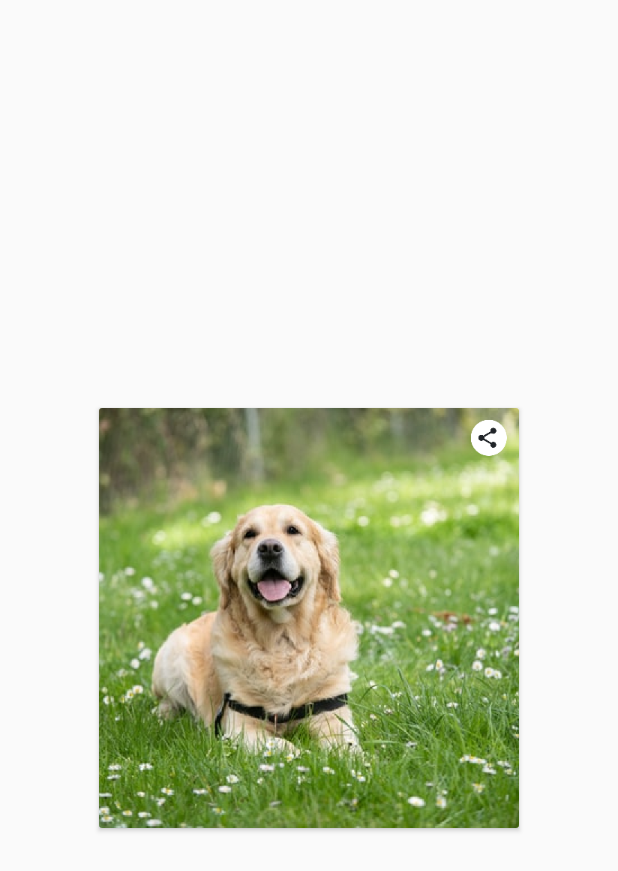
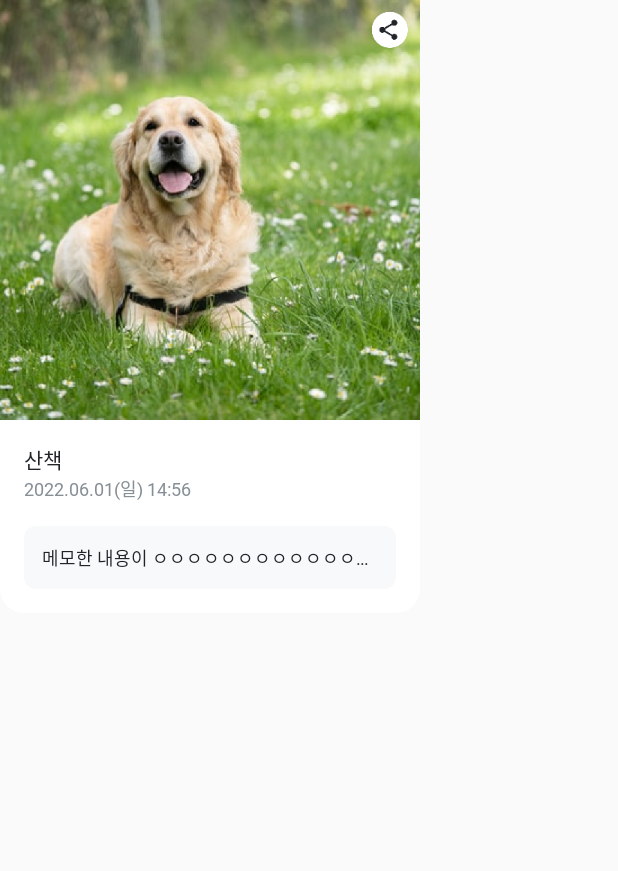
Before and after one commit to c004245/pet-journal, an Android app: the layout item_daily_grow.xml on its own in the app's theme, with its tools: preview values and no code run, on a phone screen of 412 x 824 dp. Shown: the top 871 px of the screen. Run offline under Robolectric (Android 15) with nearby library versions, the light colour scheme and no system bars.

Commit message:
chore: item daily dummy

```diff
--- a/app/src/main/java/com/example/pet_growth_journal/ui/dailygrow/DailyGrowAdapter.kt
+++ b/app/src/main/java/com/example/pet_growth_journal/ui/dailygrow/DailyGrowAdapter.kt
@@ -25,6 +25,7 @@ class DailyGrowAdapter: ListAdapter<DailyGrowModel, DailyGrowAdapter.DailyGrowVi
         holder.bind(getItem(position))
     }
 
+
 }
 
 private class DailyGrowDiffCallback: DiffUtil.ItemCallback<DailyGrowModel>() {
--- a/app/src/main/java/com/example/pet_growth_journal/ui/dailygrow/DailyGrowFragment.kt
+++ b/app/src/main/java/com/example/pet_growth_journal/ui/dailygrow/DailyGrowFragment.kt
@@ -49,6 +49,8 @@ class DailyGrowFragment : Fragment() {
             }
             adapter = dailyGrowAdapter
         }
+
+
     }
 
     override fun onDestroyView() {
--- /dev/null
+++ b/app/src/main/res/drawable/background_radius8_grayf8.xml
@@ -0,0 +1,7 @@
+<?xml version="1.0" encoding="utf-8"?>
+<shape xmlns:android="http://schemas.android.com/apk/res/android"
+    android:shape="rectangle">
+    <solid android:color="@color/whiteF8" />
+    <corners
+        android:radius="8dp" />
+</shape>
--- a/app/src/main/res/layout/item_daily_grow.xml
+++ b/app/src/main/res/layout/item_daily_grow.xml
@@ -1,39 +1,88 @@
 <?xml version="1.0" encoding="utf-8"?>
-<layout
-    xmlns:android="http://schemas.android.com/apk/res/android"
+<layout xmlns:android="http://schemas.android.com/apk/res/android"
     xmlns:app="http://schemas.android.com/apk/res-auto"
     xmlns:tools="http://schemas.android.com/tools">
 
     <data>
+
         <import type="android.view.View" />
+
         <import type="androidx.lifecycle.LiveData" />
 
         <variable
             name="model"
             type="com.example.pet_growth_journal.ui.dailygrow.DailyGrowModel" />
     </data>
-<androidx.constraintlayout.widget.ConstraintLayout
-    android:layout_width="match_parent"
-    android:layout_height="match_parent">
 
-    <androidx.cardview.widget.CardView
+    <androidx.constraintlayout.widget.ConstraintLayout
         android:layout_width="wrap_content"
         android:layout_height="wrap_content"
-        app:layout_constraintStart_toStartOf="parent"
-        app:layout_constraintEnd_toEndOf="parent"
-        app:layout_constraintTop_toTopOf="parent"
-        app:layout_constraintBottom_toBottomOf="parent"
         android:background="@drawable/background_item_daily_grow_12">
+
 
         <ImageView
             android:id="@+id/iv_thumbnail"
             android:layout_width="wrap_content"
             android:layout_height="wrap_content"
-            app:glideUrl="@{model.thumbnail}"
+            android:background="@drawable/ic_dummy_daily_background"
+            app:layout_constraintEnd_toEndOf="parent"
+            app:layout_constraintStart_toStartOf="parent"
+            app:layout_constraintTop_toTopOf="parent"
             tools:background="@drawable/item_daily_grow_dummy" />
 
+        <TextView
+            android:id="@+id/tv_daily_title"
+            style="@style/Text.NotoSans.Bold"
+            android:layout_width="wrap_content"
+            android:layout_height="wrap_content"
+            android:layout_marginStart="16dp"
+            android:layout_marginTop="16dp"
+            android:text="산책"
+            android:textColor="@color/black21"
+            android:textSize="14sp"
+            app:layout_constraintStart_toStartOf="parent"
+            app:layout_constraintTop_toBottomOf="@+id/iv_thumbnail" />
 
-    </androidx.cardview.widget.CardView>
 
-</androidx.constraintlayout.widget.ConstraintLayout>
+        <TextView
+            android:id="@+id/tv_daily_date"
+            style="@style/Text.NotoSans.Medium"
+            android:layout_width="wrap_content"
+            android:layout_height="wrap_content"
+            android:text="2022.06.01(일) 14:56"
+            android:textColor="@color/gray86"
+            android:textSize="12sp"
+            app:layout_constraintStart_toStartOf="@+id/tv_daily_title"
+            app:layout_constraintTop_toBottomOf="@+id/tv_daily_title" />
+
+        <androidx.constraintlayout.widget.ConstraintLayout
+            android:id="@+id/cl_daily_memo"
+            android:layout_width="0dp"
+            android:layout_height="wrap_content"
+            android:layout_margin="16dp"
+            android:background="@drawable/background_radius8_grayf8"
+            app:layout_constraintBottom_toBottomOf="parent"
+            app:layout_constraintEnd_toEndOf="parent"
+            app:layout_constraintStart_toStartOf="parent"
+            app:layout_constraintTop_toBottomOf="@+id/tv_daily_date">
+
+            <TextView
+                android:id="@+id/tv_daily_memo"
+                style="@style/Text.NotoSans.Regular"
+                android:layout_width="wrap_content"
+                android:layout_height="wrap_content"
+                android:ellipsize="end"
+                android:maxLines="1"
+                android:padding="12dp"
+                android:text="메모한 내용이 ㅇㅇㅇㅇㅇㅇㅇㅇㅇㅇㅇㅇㅇㅇㅇㅇㅇㅇㅇㅇㅇ"
+                android:textColor="@color/black21"
+                android:textSize="12sp"
+                app:layout_constraintBottom_toBottomOf="parent"
+                app:layout_constraintEnd_toEndOf="parent"
+                app:layout_constraintStart_toStartOf="parent"
+                app:layout_constraintTop_toTopOf="parent" />
+        </androidx.constraintlayout.widget.ConstraintLayout>
+
+
+    </androidx.constraintlayout.widget.ConstraintLayout>
 </layout>
```
Also changed, not shown: app/src/main/java/com/example/pet_growth_journal/MainActivity.kt (+24 -1 lines), app/src/main/java/com/example/pet_growth_journal/MainViewModel.kt (added, +20 -0 lines), app/src/main/res/layout/activity_main.xml (+18 -1 lines), app/src/main/res/drawable-xxxhdpi/ic_dummy_daily_background.png (added).
